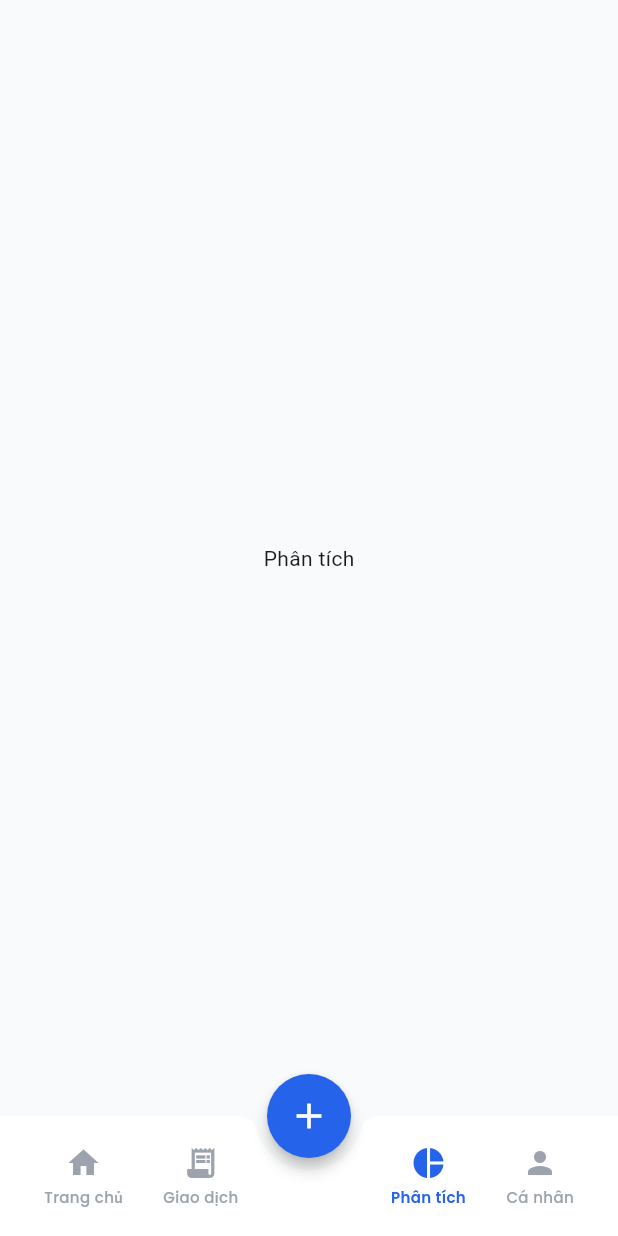
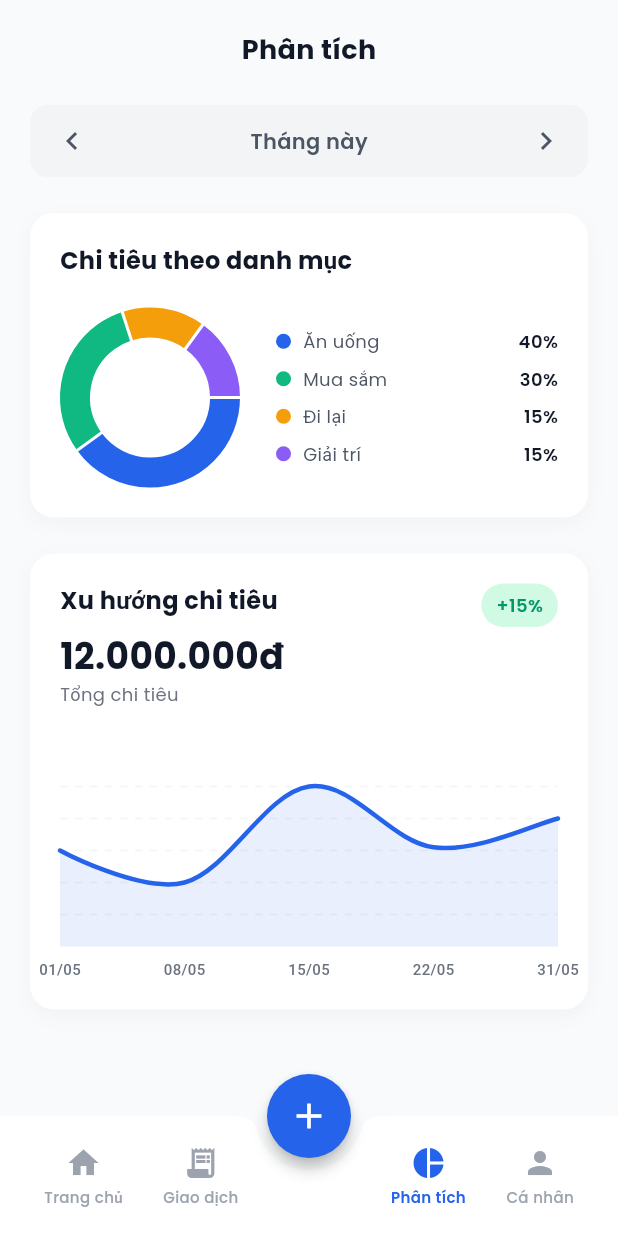
Before and after one commit to tranxuandat789/FINORA, a Flutter app: the DashboardScreen screen opened directly, item 3 of the bottom bar chosen, on a phone screen of 412 x 824 dp. Run offline on Flutter 3.47's test engine with Material 3 defaults, Android fonts, the phone set to English and light mode, and no system bars; drawn by our look-alikes of fl_chart; our stand-ins replace cookie_jar, dio, dio_cookie_manager, google_fonts, google_sign_in, shared_preferences; accounts and stored records are empty.

Commit message:
Add_AnalysisUI

```diff
--- /dev/null
+++ b/mobile/lib/features/analytics/screens/analytics_screen.dart
@@ -0,0 +1,369 @@
+import 'package:flutter/material.dart';
+import 'package:google_fonts/google_fonts.dart';
+import 'package:fl_chart/fl_chart.dart';
+
+class AnalyticsScreen extends StatefulWidget {
+  const AnalyticsScreen({Key? key}) : super(key: key);
+
+  @override
+  State<AnalyticsScreen> createState() => _AnalyticsScreenState();
+}
+
+class _AnalyticsScreenState extends State<AnalyticsScreen> {
+  String _selectedPeriod = 'Tháng này';
+
+  @override
+  Widget build(BuildContext context) {
+    return SafeArea(
+      child: SingleChildScrollView(
+        padding: const EdgeInsets.symmetric(horizontal: 20, vertical: 20),
+        child: Column(
+          crossAxisAlignment: CrossAxisAlignment.start,
+          children: [
+            // Header
+            Center(
+              child: Text(
+                'Phân tích',
+                style: GoogleFonts.poppins(
+                  fontSize: 18,
+                  fontWeight: FontWeight.bold,
+                  color: const Color(0xFF111827),
+                ),
+              ),
+            ),
+            const SizedBox(height: 24),
+
+            // Period Selector
+            _buildPeriodSelector(),
+            const SizedBox(height: 24),
+
+            // Category Spending Card
+            _buildCategorySpendingCard(),
+            const SizedBox(height: 24),
+
+            // Spending Trend Card
+            _buildSpendingTrendCard(),
+            const SizedBox(height: 80), // Padding for bottom nav
+          ],
+        ),
+      ),
+    );
+  }
+
+  Widget _buildPeriodSelector() {
+    return Container(
+      padding: const EdgeInsets.symmetric(horizontal: 16, vertical: 12),
+      decoration: BoxDecoration(
+        color: const Color(0xFFF3F4F6),
+        borderRadius: BorderRadius.circular(12),
+      ),
+      child: Row(
+        mainAxisAlignment: MainAxisAlignment.spaceBetween,
+        children: [
+          InkWell(
+            onTap: () {},
+            child: const Icon(Icons.chevron_left, color: Color(0xFF4B5563)),
+          ),
+          Text(
+            _selectedPeriod,
+            style: GoogleFonts.poppins(
+              fontSize: 14,
+              fontWeight: FontWeight.w600,
+              color: const Color(0xFF4B5563),
+            ),
+          ),
+          InkWell(
+            onTap: () {},
+            child: const Icon(Icons.chevron_right, color: Color(0xFF4B5563)),
+          ),
+        ],
+      ),
+    );
+  }
+
+  Widget _buildCategorySpendingCard() {
+    return Container(
+      padding: const EdgeInsets.all(20),
+      decoration: BoxDecoration(
+        color: Colors.white,
+        borderRadius: BorderRadius.circular(16),
+        boxShadow: [
+          BoxShadow(
+            color: Colors.black.withOpacity(0.03),
+            blurRadius: 10,
+            offset: const Offset(0, 4),
+          ),
+        ],
+      ),
+      child: Column(
+        crossAxisAlignment: CrossAxisAlignment.start,
+        children: [
+          Text(
+            'Chi tiêu theo danh mục',
+            style: GoogleFonts.poppins(
+              fontSize: 16,
+              fontWeight: FontWeight.bold,
+              color: const Color(0xFF111827),
+            ),
+          ),
+          const SizedBox(height: 20),
+          Row(
+            children: [
+              // Donut Chart
+              SizedBox(
+                width: 120,
+                height: 120,
+                child: PieChart(
+                  PieChartData(
+                    sectionsSpace: 2,
+                    centerSpaceRadius: 40,
+                    sections: [
+                      PieChartSectionData(
+                        color: const Color(0xFF2563EB),
+                        value: 40,
+                        title: '',
+                        radius: 20,
+                      ),
+                      PieChartSectionData(
+                        color: const Color(0xFF10B981),
+                        value: 30,
+                        title: '',
+                        radius: 20,
+                      ),
+                      PieChartSectionData(
+                        color: const Color(0xFFF59E0B),
+                        value: 15,
+                        title: '',
+                        radius: 20,
+                      ),
+                      PieChartSectionData(
+                        color: const Color(0xFF8B5CF6),
+                        value: 15,
+                        title: '',
+                        radius: 20,
+                      ),
+                    ],
+                  ),
+                ),
+              ),
+              const SizedBox(width: 24),
+              // Legend
+              Expanded(
+                child: Column(
+                  mainAxisAlignment: MainAxisAlignment.center,
+                  children: [
+                    _buildLegendItem(const Color(0xFF2563EB), 'Ăn uống', '40%'),
+                    const SizedBox(height: 8),
+                    _buildLegendItem(const Color(0xFF10B981), 'Mua sắm', '30%'),
+                    const SizedBox(height: 8),
+                    _buildLegendItem(const Color(0xFFF59E0B), 'Đi lại', '15%'),
+                    const SizedBox(height: 8),
+                    _buildLegendItem(const Color(0xFF8B5CF6), 'Giải trí', '15%'),
+                  ],
+                ),
+              ),
+            ],
+          ),
+        ],
+      ),
+    );
+  }
+
+  Widget _buildLegendItem(Color color, String title, String percentage) {
+    return Row(
+      mainAxisAlignment: MainAxisAlignment.spaceBetween,
+      children: [
+        Row(
+          children: [
+            Container(
+              width: 10,
+              height: 10,
+              decoration: BoxDecoration(
+                color: color,
+                shape: BoxShape.circle,
+              ),
+            ),
+            const SizedBox(width: 8),
+            Text(
+              title,
+              style: GoogleFonts.poppins(
+                fontSize: 12,
+                color: const Color(0xFF4B5563),
+              ),
+            ),
+          ],
+        ),
+        Text(
+          percentage,
+          style: GoogleFonts.poppins(
+            fontSize: 12,
+            fontWeight: FontWeight.w600,
+            color: const Color(0xFF111827),
+          ),
+        ),
+      ],
+    );
+  }
+
+  Widget _buildSpendingTrendCard() {
+    return Container(
+      padding: const EdgeInsets.all(20),
+      decoration: BoxDecoration(
+        color: Colors.white,
+        borderRadius: BorderRadius.circular(16),
+        boxShadow: [
+          BoxShadow(
+            color: Colors.black.withOpacity(0.03),
+            blurRadius: 10,
+            offset: const Offset(0, 4),
+          ),
+        ],
+      ),
+      child: Column(
+        crossAxisAlignment: CrossAxisAlignment.start,
+        children: [
+          Row(
+            mainAxisAlignment: MainAxisAlignment.spaceBetween,
+            crossAxisAlignment: CrossAxisAlignment.start,
+            children: [
+              Column(
+                crossAxisAlignment: CrossAxisAlignment.start,
+                children: [
+                  Text(
+                    'Xu hướng chi tiêu',
+                    style: GoogleFonts.poppins(
+                      fontSize: 16,
+                      fontWeight: FontWeight.bold,
+                      color: const Color(0xFF111827),
+                    ),
+                  ),
+                  const SizedBox(height: 8),
+                  Text(
+                    '12.000.000đ',
+                    style: GoogleFonts.poppins(
+                      fontSize: 24,
+                      fontWeight: FontWeight.bold,
+                      color: const Color(0xFF111827),
+                    ),
+                  ),
+                  Text(
+                    'Tổng chi tiêu',
+                    style: GoogleFonts.poppins(
+                      fontSize: 12,
+                      color: const Color(0xFF6B7280),
+                    ),
+                  ),
+                ],
+              ),
+              Container(
+                padding: const EdgeInsets.symmetric(horizontal: 10, vertical: 6),
+                decoration: BoxDecoration(
+                  color: const Color(0xFFD1FAE5),
+                  borderRadius: BorderRadius.circular(20),
+                ),
+                child: Text(
+                  '+15%',
+                  style: GoogleFonts.poppins(
+                    fontSize: 12,
+                    fontWeight: FontWeight.w600,
+                    color: const Color(0xFF059669),
+                  ),
+                ),
+              ),
+            ],
+          ),
+          const SizedBox(height: 32),
+          // Line Chart
+          SizedBox(
+            height: 150,
+            child: LineChart(
+              LineChartData(
+                gridData: FlGridData(
+                  show: true,
+                  drawVerticalLine: false,
+                  horizontalInterval: 1,
+                  getDrawingHorizontalLine: (value) {
+                    return FlLine(
+                      color: const Color(0xFFF3F4F6),
+                      strokeWidth: 1,
+                      dashArray: [5, 5],
+                    );
+                  },
+                ),
+                titlesData: FlTitlesData(
+                  show: true,
+                  rightTitles: AxisTitles(sideTitles: SideTitles(showTitles: false)),
+                  topTitles: AxisTitles(sideTitles: SideTitles(showTitles: false)),
+                  leftTitles: AxisTitles(sideTitles: SideTitles(showTitles: false)),
+                  bottomTitles: AxisTitles(
+                    sideTitles: SideTitles(
+                      showTitles: true,
+                      reservedSize: 22,
+                      interval: 1,
+                      getTitlesWidget: (value, meta) {
+                        const style = TextStyle(
+                          color: Color(0xFF6B7280),
+                          fontWeight: FontWeight.w500,
+                          fontSize: 10,
+                        );
+                        String text;
+                        switch (value.toInt()) {
+                          case 0:
+                            text = '01/05';
+                            break;
+                          case 1:
+                            text = '08/05';
+                            break;
+                          case 2:
+                            text = '15/05';
+                            break;
+                          case 3:
+                            text = '22/05';
+                            break;
+                          case 4:
+                            text = '31/05';
+                            break;
+                          default:
+                            text = '';
+                        }
+                        return SideTitleWidget(
+                          axisSide: meta.axisSide,
+                          child: Text(text, style: style),
+                        );
+                      },
+                    ),
+                  ),
+                ),
+                borderData: FlBorderData(show: false),
+                minX: 0,
+                maxX: 4,
+                minY: 0,
+                maxY: 6,
+                lineBarsData: [
+                  LineChartBarData(
+                    spots: const [
+                      FlSpot(0, 3),
+                      FlSpot(1, 2),
+                      FlSpot(2, 5),
+                      FlSpot(3, 3.1),
+                      FlSpot(4, 4),
+                    ],
+                    isCurved: true,
+                    color: const Color(0xFF2563EB),
+                    barWidth: 3,
+                    isStrokeCapRound: true,
+                    dotData: FlDotData(show: false),
+                    belowBarData: BarAreaData(
+                      show: true,
+                      color: const Color(0xFF2563EB).withOpacity(0.1),
+                    ),
+                  ),
+                ],
+              ),
+            ),
+          ),
+        ],
+      ),
+    );
+  }
+}
--- a/mobile/lib/features/dashboard/screens/dashboard_screen.dart
+++ b/mobile/lib/features/dashboard/screens/dashboard_screen.dart
@@ -3,6 +3,7 @@ import 'package:google_fonts/google_fonts.dart';
 import 'package:provider/provider.dart';
 import 'package:mobile/features/auth/providers/auth_provider.dart';
 import 'package:mobile/features/profile/screens/profile_screen.dart';
+import 'package:mobile/features/analytics/screens/analytics_screen.dart';
 
 class DashboardScreen extends StatefulWidget {
   const DashboardScreen({Key? key}) : super(key: key);
@@ -17,7 +18,7 @@ class _DashboardScreenState extends State<DashboardScreen> {
   final List<Widget> _pages = [
     const _DashboardTab(),
     const Center(child: Text('Giao dịch')),
-    const Center(child: Text('Phân tích')),
+    const AnalyticsScreen(),
     const ProfileScreen(),
   ];
 
--- a/mobile/pubspec.yaml
+++ b/mobile/pubspec.yaml
@@ -42,6 +42,7 @@ dependencies:
   shared_preferences: ^2.2.2
   provider: ^6.1.2
   google_sign_in: ^6.2.1
+  fl_chart: ^0.68.0
 
 dev_dependencies:
   flutter_test:
```
Also changed, not shown: mobile/pubspec.lock.
